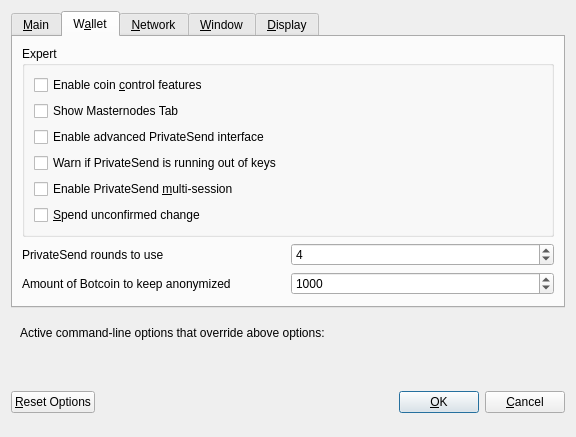
botcoin-core/botcoin, file src/qt/forms/optionsdialog.ui: the form before one commit.
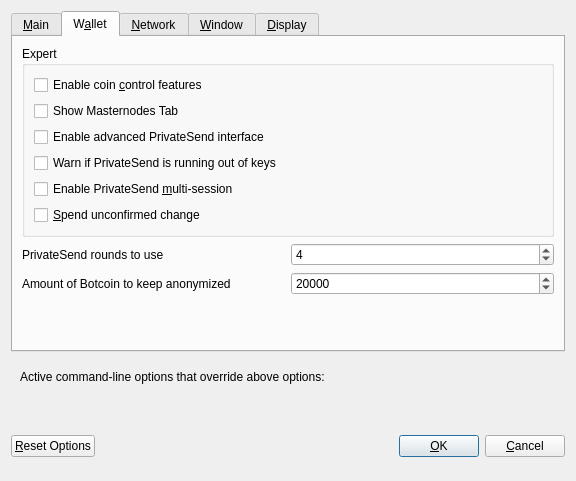
The form after the commit. The open tabs and pages were chosen to show the change. Custom widgets are drawn as their Qt base class.

The edit to the form file:
```diff
--- a/src/qt/forms/optionsdialog.ui
+++ b/src/qt/forms/optionsdialog.ui
@@ -7,7 +7,7 @@
     <x>0</x>
     <y>0</y>
     <width>576</width>
-    <height>402</height>
+    <height>481</height>
    </rect>
   </property>
   <property name="windowTitle">
@@ -260,17 +260,17 @@
          <item>
           <widget class="QSpinBox" name="privateSendAmount">
            <property name="minimum">
-            <number>2</number>
+            <number>20</number>
            </property>
            <property name="maximum">
-            <number>2000</number>
+            <number>100000</number>
            </property>
            <property name="singleStep">
-            <number>10</number>
-           </property>
-           <property name="value">
             <number>1000</number>
            </property>
+           <property name="value">
+            <number>20000</number>
+           </property>
           </widget>
          </item>
         </layout>
```
Left out of the diff: 2 changed lines with no effect on the pictures.
